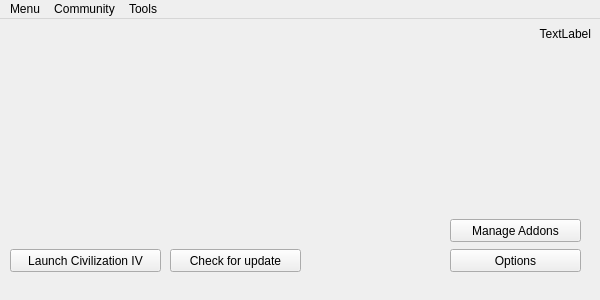
First picture: the form in mainwindow.ui, repository dbkblk/rand_launcher, before the edit.
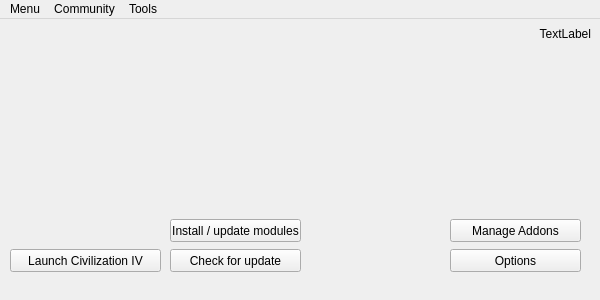
Second picture: the form after the edit.

The edit to the form file:
```diff
--- a/mainwindow.ui
+++ b/mainwindow.ui
@@ -139,6 +139,19 @@
      <string>Manage Addons</string>
     </property>
    </widget>
+   <widget class="QPushButton" name="pushButton">
+    <property name="geometry">
+     <rect>
+      <x>170</x>
+      <y>200</y>
+      <width>131</width>
+      <height>23</height>
+     </rect>
+    </property>
+    <property name="text">
+     <string>Install / update modules</string>
+    </property>
+   </widget>
   </widget>
   <widget class="QMenuBar" name="menuBar">
    <property name="geometry">
```
